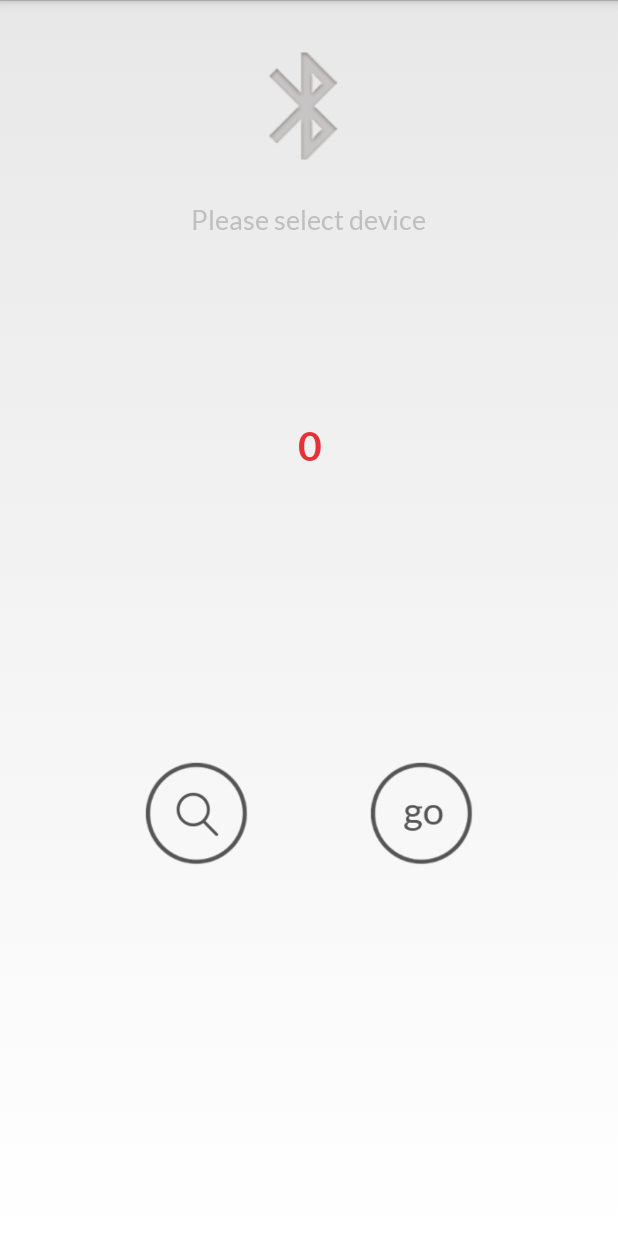
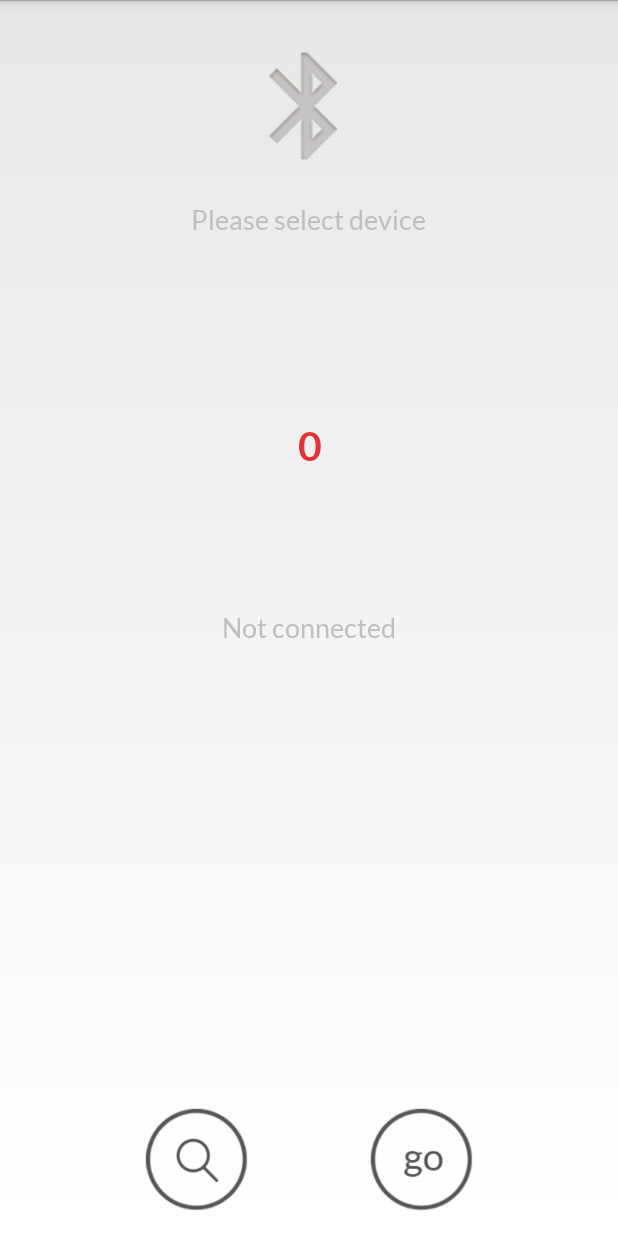
Before and after one commit to guidorsmit/RemoteDAC212, an Android app: the fragment ConnectFragment shown on its own in the app's theme, on a phone screen of 412 x 824 dp. Run offline under Robolectric (Android 15) with nearby library versions, the light colour scheme and no system bars.

Commit message:
Fixed #2 implemented state text
Also changed scaleability of the connect_fragment

```diff
--- a/app/build.gradle
+++ b/app/build.gradle
@@ -22,5 +22,4 @@ android {
 dependencies {
     compile fileTree(dir: 'libs', include: ['*.jar'])
     testCompile 'junit:junit:4.12'
-    compile 'com.android.support:appcompat-v7:21.0.0'
 }
--- a/app/src/main/java/onedayapp/com/remotedac212/fragments/ConnectFragment.java
+++ b/app/src/main/java/onedayapp/com/remotedac212/fragments/ConnectFragment.java
@@ -63,8 +63,12 @@ public class ConnectFragment extends Fragment implements OnClickListener
 
     TextView tv = (TextView) v.findViewById(R.id.connectLabel);
     tv.setTypeface(regular);
-    // tv.setEms(EMS_LABELS);
     tv.setTextColor(colorGrey);
+
+    tv = (TextView) v.findViewById(R.id.stateConnectLabel);
+    tv.setTypeface(regular);
+    tv.setTextColor(colorGrey);
+
 
     Button button = (Button) v.findViewById(R.id.connectButton);
     button.setOnClickListener(this);
@@ -105,8 +109,6 @@ public class ConnectFragment extends Fragment implements OnClickListener
 
               ((EditText) child).setTypeface(bold);
               ((EditText) child).setFocusable(false);
-              ;
-
             }
           }
         }
@@ -150,6 +152,28 @@ public class ConnectFragment extends Fragment implements OnClickListener
     refreshList(v);
 
     return v;
+  }
+
+  public void updateConnectState()
+  {
+    View v;
+    v = getView();
+
+    if(v == null)
+    {
+      return;
+    }
+
+    TabbedMainActivity tba;
+    tba = getTabbedMainActivity();
+
+    if(tba == null)
+    {
+      return;
+    }
+
+    TextView tv = (TextView) v.findViewById(R.id.stateConnectLabel);
+    tv.setText(tba.getConnectMsg());
   }
 
   @Override
--- a/app/src/main/res/layout/fragment_connect.xml
+++ b/app/src/main/res/layout/fragment_connect.xml
@@ -16,7 +16,7 @@
 		android:id="@+id/connectLabel"
 		android:layout_width="wrap_content"
 		android:layout_height="wrap_content"
-		android:text="Please select device"
+		android:text="@string/select_device"
 		android:layout_gravity="center_horizontal"
 		android:layout_marginTop="20dp"
 		android:textSize="8pt"/>
@@ -31,13 +31,29 @@
         android:layout_gravity="center_horizontal"
         android:layout_marginTop="50dp"/>
 
+	<TextView
+		android:id="@+id/stateConnectLabel"
+		android:layout_width="wrap_content"
+		android:layout_height="wrap_content"
+		android:text="@string/state_not_connected"
+		android:layout_gravity="center_horizontal"
+		android:layout_marginTop="20dp"
+		android:textSize="8pt"/>
+
+   	<LinearLayout
+    	android:layout_width="wrap_content"
+		android:layout_height="0dip"
+		android:layout_weight="1"
+		android:gravity="center|bottom"
+		android:layout_gravity="center|bottom"
+    	android:orientation="vertical"
+		android:layout_marginTop="20dp"
+		android:layout_marginBottom="16dp">
+
 		<LinearLayout
 			android:layout_width="wrap_content"
 			android:layout_height="wrap_content"
-    	android:orientation="horizontal"
-    	android:layout_marginTop="120dp"
-    	android:gravity="center_horizontal"
-    	android:layout_gravity="center_horizontal">
+			android:orientation="horizontal">
 
 			<Button
 				android:id="@+id/searchButton"
@@ -55,6 +71,6 @@
 				android:background="@drawable/button_connect_wrapper"
 				android:layout_gravity="center_horizontal"/>
 
-
 		</LinearLayout>
 	 </LinearLayout>
+</LinearLayout>
--- a/app/src/main/res/values/strings.xml
+++ b/app/src/main/res/values/strings.xml
@@ -44,6 +44,14 @@
 
     <string name="button_connect">Connect</string>
 
+    <string name="state_not_connected">Not connected</string>
+    <string name="state_connecting">Connecting: </string>
+    <string name="state_connected">Connected: </string>
+
+
+    <string name="select_device">Please select device</string>
+
+
     <string name="settings_filter_deemphasis">De-Emphasis filter</string>
     <string name="settings_fir_roll_of_speed">FIR roll of speed</string>
     <string name="settings_filter_osf">OSF filter</string>
```
Also changed, not shown: app/src/main/java/onedayapp/com/remotedac212/TabbedMainActivity.java (+37 -0 lines). Lines whose indentation alone changed are shown as unchanged.
